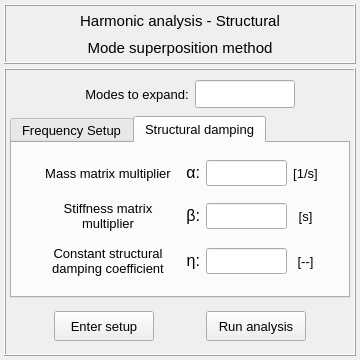
First picture: the form in vibra/interface/data/ui_files/analysis/structural/harmonic_analysis_mode_superposition_method.ui, repository MOPT-UFSC/VIBRA, before the edit.
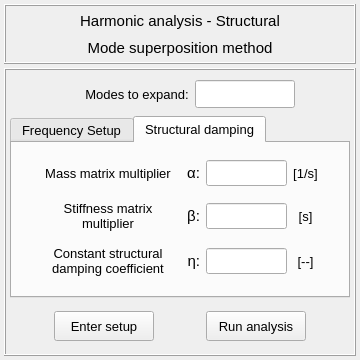
Second picture: the form after the edit. The open tabs and pages were chosen to show the change. Icons and pictures are not drawn.

Diff of the .ui file:
```diff
--- a/vibra/interface/data/ui_files/analysis/structural/harmonic_analysis_mode_superposition_method.ui
+++ b/vibra/interface/data/ui_files/analysis/structural/harmonic_analysis_mode_superposition_method.ui
@@ -861,7 +861,7 @@
                 </font>
                </property>
                <property name="text">
-                <string>&lt;html&gt;&lt;head/&gt;&lt;body&gt;&lt;p align=&quot;right&quot;&gt;&lt;span style=&quot; font-size:12pt;&quot;&gt;β:&lt;/span&gt;&lt;/p&gt;&lt;/body&gt;&lt;/html&gt;</string>
+                <string>&lt;html&gt;&lt;head/&gt;&lt;body&gt;&lt;p align=&quot;right&quot;&gt;β:&lt;/p&gt;&lt;/body&gt;&lt;/html&gt;</string>
                </property>
                <property name="alignment">
                 <set>Qt::AlignRight|Qt::AlignTrailing|Qt::AlignVCenter</set>
@@ -953,7 +953,7 @@
                 </font>
                </property>
                <property name="text">
-                <string>&lt;html&gt;&lt;head/&gt;&lt;body&gt;&lt;p align=&quot;right&quot;&gt;&lt;span style=&quot; font-size:12pt;&quot;&gt;α:&lt;/span&gt;&lt;/p&gt;&lt;/body&gt;&lt;/html&gt;</string>
+                <string>&lt;html&gt;&lt;head/&gt;&lt;body&gt;&lt;p align=&quot;right&quot;&gt;α:&lt;/p&gt;&lt;/body&gt;&lt;/html&gt;</string>
                </property>
                <property name="alignment">
                 <set>Qt::AlignRight|Qt::AlignTrailing|Qt::AlignVCenter</set>
@@ -1042,7 +1042,7 @@
                 </font>
                </property>
                <property name="text">
-                <string>&lt;html&gt;&lt;head/&gt;&lt;body&gt;&lt;p align=&quot;right&quot;&gt;&lt;span style=&quot; font-size:12pt;&quot;&gt;η:&lt;/span&gt;&lt;/p&gt;&lt;/body&gt;&lt;/html&gt;</string>
+                <string>&lt;html&gt;&lt;head/&gt;&lt;body&gt;&lt;p align=&quot;right&quot;&gt;η:&lt;/p&gt;&lt;/body&gt;&lt;/html&gt;</string>
                </property>
                <property name="alignment">
                 <set>Qt::AlignRight|Qt::AlignTrailing|Qt::AlignVCenter</set>
```
